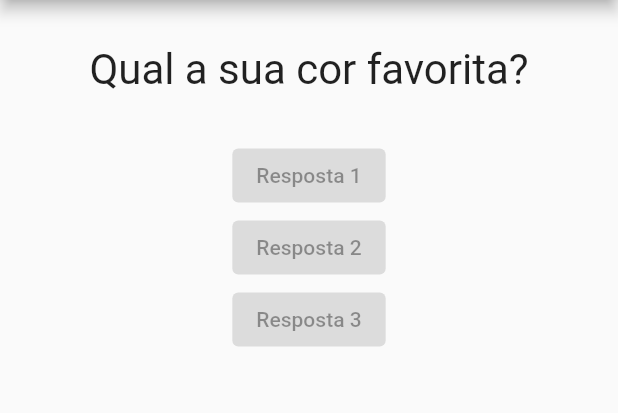
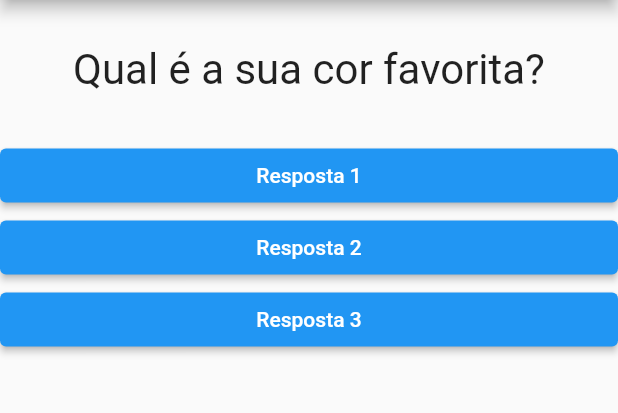
Before and after one commit to IKuuhakuI/Projeto-Perguntas, a Flutter app: the screen it shows after launch, on a phone screen of 412 x 824 dp, the part 84-497 px from its top. Run offline on Flutter 3.47's test engine with Material 2 defaults, Android fonts, the phone set to English and light mode, and no system bars.

Commit message:
make map with questions

```diff
--- a/lib/main.dart
+++ b/lib/main.dart
@@ -13,15 +13,23 @@ class _PerguntaAppState extends State<_PerguntaApp> {
     setState(() {
       _perguntaSelecionada++;
     });
-
-    print(_perguntaSelecionada);
   }
 
   @override
   Widget build(BuildContext context) {
-    final List<String> perguntas = [
-      'Qual a sua cor favorita?',
-      'Qual é o seu animal favorito',
+    final List<Map<String, Object>> perguntas = [
+      {
+        'texto': 'Qual é a sua cor favorita?',
+        'respotas': ['Preto', 'Vermelho', 'Verde', 'Branco'],
+      },
+      {
+        'texto': 'Qual o seu animal favorito?',
+        'respotas': ['Coelho', 'Cobra', 'Elefante', 'Leão'],
+      },
+      {
+        'texto': 'Qual o seu instrutor favorito?',
+        'respotas': ['Maria', 'João', 'Leo', 'Pedro'],
+      },
     ];
 
     return MaterialApp(
@@ -31,10 +39,10 @@ class _PerguntaAppState extends State<_PerguntaApp> {
         ),
         body: Column(
           children: <Widget>[
-            Questao(perguntas[_perguntaSelecionada]),
-            const Resposta('Resposta 1'),
-            const Resposta('Resposta 2'),
-            const Resposta('Resposta 3'),
+            Questao(perguntas[_perguntaSelecionada]['texto'] as String),
+            Resposta('Resposta 1', _responder),
+            Resposta('Resposta 2', _responder),
+            Resposta('Resposta 3', _responder),
           ],
         ),
       ),
--- a/lib/resposta.dart
+++ b/lib/resposta.dart
@@ -2,14 +2,22 @@ import 'package:flutter/material.dart';
 
 class Resposta extends StatelessWidget {
   final String texto;
+  final void Function() quandoSelecionado;
 
-  const Resposta(this.texto, {super.key});
+  const Resposta(this.texto, this.quandoSelecionado, {super.key});
 
   @override
   Widget build(BuildContext context) {
-    return ElevatedButton(
-      onPressed: null,
-      child: Text(texto),
+    return SizedBox(
+      width: double.infinity,
+      child: ElevatedButton(
+        onPressed: quandoSelecionado,
+        style: ElevatedButton.styleFrom(
+          backgroundColor: Colors.blue,
+          foregroundColor: Colors.white,
+        ),
+        child: Text(texto),
+      ),
     );
   }
 }
```
